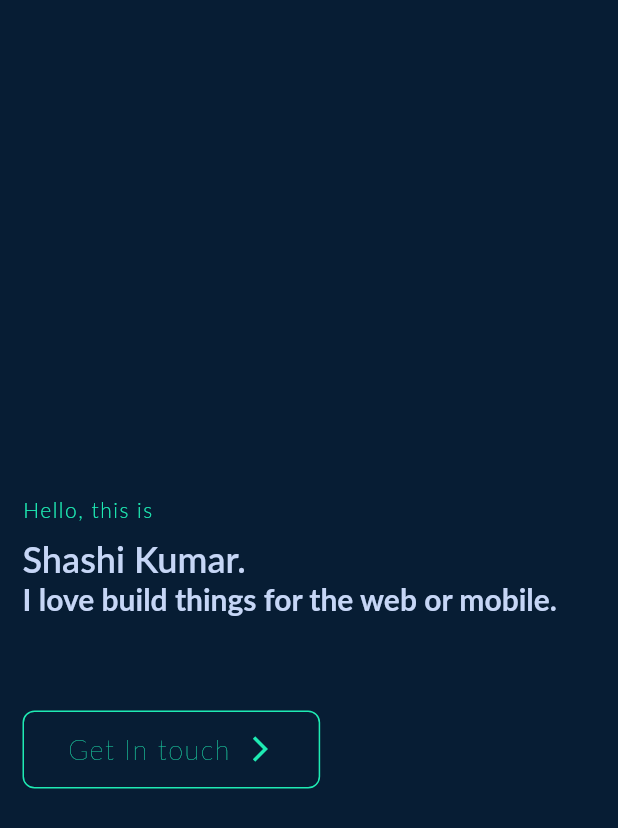
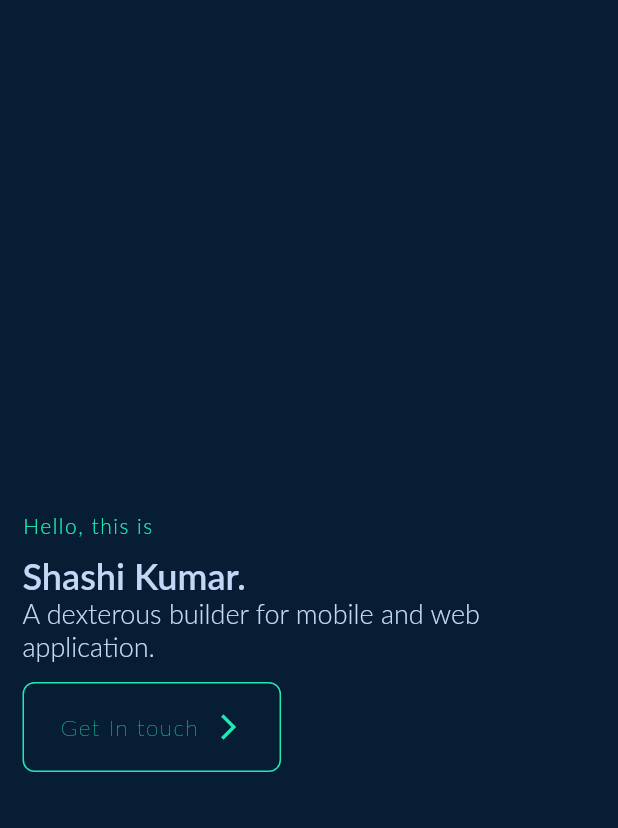
Before and after one commit to shashiben/portfolio, a Flutter app: the screen it shows after launch, on a phone screen of 412 x 824 dp. Shown: the top 828 px of the screen. Run offline on Flutter 3.47's test engine with Material 2 defaults, Android fonts, the light colour scheme and no system bars; our stand-ins replace flutter_hooks, flutter_icons, get, get_it, injectable, oktoast and 4 more; missing offline and left inert: collapsible_sidebar; Roboto replaces fonts that are missing (Lato).

Commit message:
:tent: optimised web pages

```diff
--- a/lib/app/configs.dart
+++ b/lib/app/configs.dart
@@ -120,7 +120,8 @@ mixin PersonalDetails {
   ];
 
   static String userName = "Shashi Kumar";
-  static String shortIntro = "";
+  static String shortIntro =
+      "A dexterous builder for mobile and web application.";
   static String intro =
       "A Full stack developer from Andhra Pradesh,India. Intrested in building mobile applications and web applications with flutter . Recently started developing web apps with react. And had a little knowledge in Opencv.";
 }
--- a/lib/ui/views/experience/experience_desktop_view.dart
+++ b/lib/ui/views/experience/experience_desktop_view.dart
@@ -6,9 +6,6 @@ import 'package:portfolio/core/utils/ScreenUiHelper.dart';
 import 'package:portfolio/ui/views/experience/experience_view_model.dart';
 import 'package:portfolio/ui/widgets/experience_chip_widget.dart';
 import 'package:portfolio/ui/widgets/fadeAnimation.dart';
-import 'package:portfolio/ui/widgets/staggered_aniamtion/animation_executor.dart';
-import 'package:portfolio/ui/widgets/staggered_aniamtion/animation_fade.dart';
-import 'package:portfolio/ui/widgets/staggered_aniamtion/configuration.dart';
 
 class ExperienceDesktopView extends StatelessWidget {
   final ScreenUiHelper uiHelpers;
--- a/lib/ui/views/home/home_view_mobile.dart
+++ b/lib/ui/views/home/home_view_mobile.dart
@@ -38,21 +38,28 @@ class HomeMobileView extends StatelessWidget {
               onFinished: () => model.changeIntroToCompleted(),
               repeatForever: false,
             ),
-            Text(
-              "I love build things for the web or mobile.",
-              style: uiHelpers.headline
-                  .copyWith(color: Color(0xFFc6D6F6), fontSize: 20),
-            ),
+            model.isIntroCompleted
+                ? TypewriterAnimatedTextKit(
+                    text: ["${PersonalDetails.shortIntro}"],
+                    speed: Duration(milliseconds: 20),
+                    textStyle: uiHelpers.title.copyWith(
+                        fontSize: 18,
+                        color: Color(0xFFc6D6F6),
+                        fontWeight: FontWeight.w300),
+                    totalRepeatCount: 1,
+                    onFinished: () => model.changeShortIntroToCompleted(),
+                    repeatForever: false,
+                  )
+                : SizedBox(),
             uiHelpers.verticalSpaceLow,
-            Text(
-              "",
-              style: uiHelpers.body,
-            ),
-            uiHelpers.verticalSpaceMedium,
-            MaterialButton(
+            AnimatedOpacity(
+              duration: Duration(milliseconds: 700),
+              opacity: model.isShortIntroCompleted ? 1.0 : 0.0,
+              child: MaterialButton(
                 hoverElevation: 100,
                 elevation: 10,
-              padding: const EdgeInsets.symmetric(horizontal: 30, vertical: 15),
+                padding:
+                    const EdgeInsets.symmetric(horizontal: 25, vertical: 20),
                 shape: RoundedRectangleBorder(
                     side: BorderSide(color: primaryColor),
                     borderRadius: BorderRadius.circular(8)),
@@ -63,6 +70,7 @@ class HomeMobileView extends StatelessWidget {
                     Text(
                       "Get In touch",
                       style: uiHelpers.title.copyWith(
+                          fontSize: 15,
                           letterSpacing: 1,
                           color: primaryColor,
                           fontWeight: FontWeight.w200),
@@ -71,6 +79,7 @@ class HomeMobileView extends StatelessWidget {
                     Icon(Icons.arrow_forward_ios, color: primaryColor, size: 20)
                   ],
                 ),
+              ),
             )
           ],
         ),
--- a/lib/ui/views/home/home_view_model.dart
+++ b/lib/ui/views/home/home_view_model.dart
@@ -5,6 +5,18 @@ import 'package:stacked/stacked.dart';
 class HomeViewModel extends BaseViewModel {
   final UrlLauncherService _urlLauncherService = UrlLauncherService();
   bool isIntroCompleted = false;
+  bool isHoveredOnGetInTouch = false;
+  bool isShortIntroCompleted = false;
+
+  changeShortIntroToCompleted() {
+    isShortIntroCompleted = true;
+    notifyListeners();
+  }
+
+  changeHoveredBoolean(bool value) {
+    isHoveredOnGetInTouch = value;
+    notifyListeners();
+  }
 
   changeIntroToCompleted() {
     isIntroCompleted = true;
```
Also changed, not shown: lib/ui/views/contact me/contact_desktop_view.dart (+31 -15 lines), lib/ui/views/home/home_view_desktop.dart (+22 -5 lines), lib/ui/views/home/home_view_tablet.dart (+1 -6 lines). Lines whose indentation alone changed are shown as unchanged.
